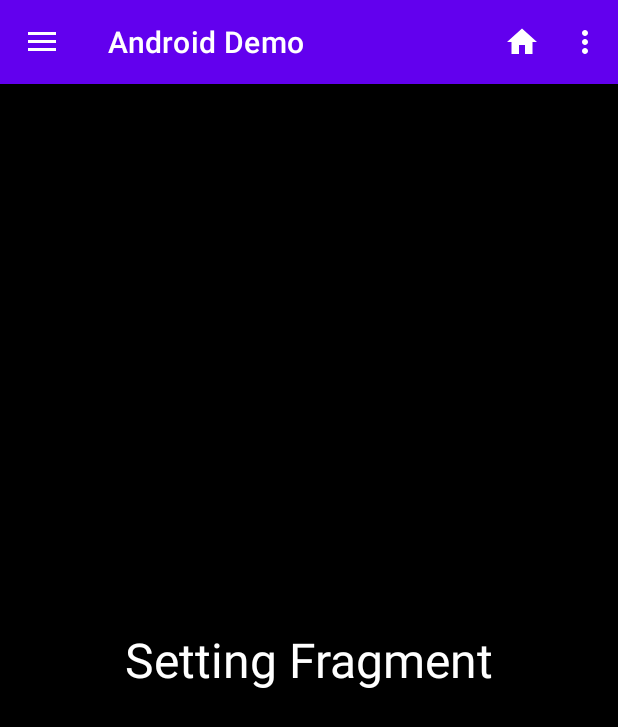
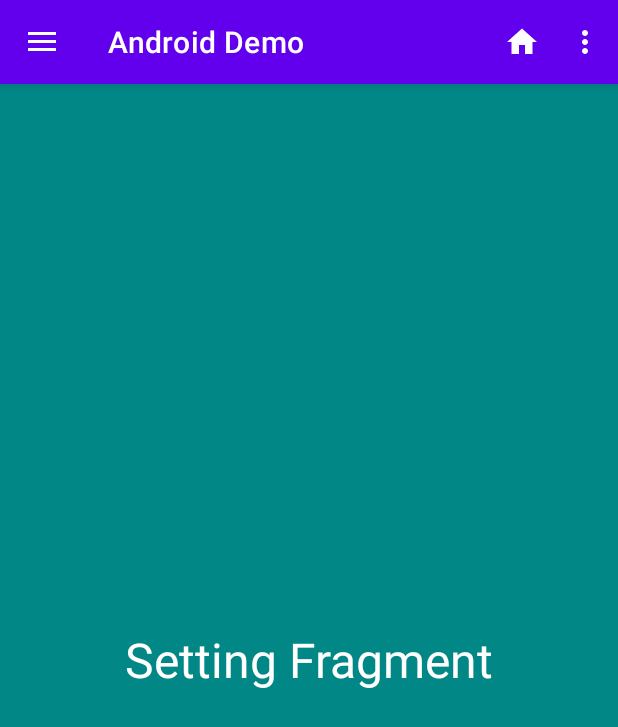
Before and after one commit to NiteshD1/AndroidConceptWithKotlin, an Android app: the SettingFragment screen opened through its navigation route, on a phone screen of 412 x 824 dp. Shown: the top 727 px of the screen. Run offline under Robolectric (Android 15) with nearby library versions, the light colour scheme and no system bars.

Commit message:
Changes Done

```diff
--- a/app/src/main/java/com/android/concept/HomeFragment.kt
+++ b/app/src/main/java/com/android/concept/HomeFragment.kt
@@ -14,7 +14,7 @@ import com.android.concept.databinding.FragmentHomeBinding
 
 class HomeFragment : Fragment() {
 
-    private lateinit var syncDataWithActivity: SyncDataWithActivity
+
     private lateinit var binding: FragmentHomeBinding
 
     override fun onAttach(context: Context) {
@@ -59,9 +59,7 @@ class HomeFragment : Fragment() {
 
     }
 
-    fun initializeInterfaceObject(syncDataWithActivity: SyncDataWithActivity){
-        this.syncDataWithActivity = syncDataWithActivity
-    }
+
 
     private fun addFragment(fragment: Fragment) {
 
--- a/app/src/main/java/com/android/concept/MainActivity.kt
+++ b/app/src/main/java/com/android/concept/MainActivity.kt
@@ -17,7 +17,7 @@ import com.android.concept.utils.Utils
 import com.google.android.material.navigation.NavigationView
 
 
-class MainActivity : AppCompatActivity(), View.OnClickListener,NavigationView.OnNavigationItemSelectedListener,SyncDataWithActivity {
+class MainActivity : AppCompatActivity(),NavigationView.OnNavigationItemSelectedListener {
 
     private lateinit var actionBarDrawerToggle: ActionBarDrawerToggle
     private lateinit var binding: ActivityMainBinding
@@ -32,28 +32,15 @@ class MainActivity : AppCompatActivity(), View.OnClickListener,NavigationView.On
         println("Activity : onCreate")
 
         supportActionBar?.title = "Android Demo"
-
-
         actionBarDrawerToggle =
             ActionBarDrawerToggle(this, binding.drawerLayout, R.string.nav_open, R.string.nav_close)
 
-        // pass the Open and Close toggle for the drawer layout listener
-        // to toggle the button
         binding.drawerLayout.addDrawerListener(actionBarDrawerToggle)
         actionBarDrawerToggle.syncState()
 
-        // to make the Navigation drawer icon always appear on the action bar
         supportActionBar?.setDisplayHomeAsUpEnabled(true)
 
         binding.navigationView.setNavigationItemSelectedListener(this)
-        fragmentManager.addFragmentOnAttachListener(
-            FragmentOnAttachListener{fragmentManager, fragment ->
-
-                if(fragment == fragmentManager.findFragmentByTag("home")){
-                    println("Home fragment is Attached")
-                }
-            }
-        )
 
     }
 
@@ -84,45 +71,8 @@ class MainActivity : AppCompatActivity(), View.OnClickListener,NavigationView.On
 
     }
 
-    private fun setupButtonListeners() {
-//        binding.buttonHome.setOnClickListener(this)
-//        binding.buttonFirst.setOnClickListener(this)
-//        binding.buttonSecond.setOnClickListener(this)
 
-    }
 
-//    private fun addFragment(fragment: Fragment) {
-//        fragmentTransaction = fragmentManager.beginTransaction()
-//
-//        if(fragment is HomeFragment){
-//            fragmentTransaction.add(R.id.frameLayout,fragment,"home")
-//            fragmentTransaction.addToBackStack("back_stack")
-//            fragment.initializeInterfaceObject(this)
-//        }else{
-//            fragmentTransaction.add(R.id.frameLayout,fragment)
-//            fragmentTransaction.addToBackStack("back_stack")
-//        }
-//
-//        fragmentTransaction.commit()
-//        println("Activity : addFragment Demo Fragment")
-//
-//    }
-//
-//    private fun replaceFragment(fragment: Fragment) {
-//        fragmentTransaction = fragmentManager.beginTransaction()
-//        fragmentTransaction.replace(R.id.frameLayout,fragment)
-//        fragmentTransaction.commit()
-//        println("Activity : replace Fragment")
-//
-//    }
-//
-//    private fun removeFragment(fragment: Fragment) {
-//        fragmentTransaction = fragmentManager.beginTransaction()
-//        fragmentTransaction.remove(fragment)
-//        fragmentTransaction.commit()
-//        println("Activity : replace Fragment")
-//
-//    }
 
     override fun onStart() {
         super.onStart()
@@ -161,22 +111,10 @@ class MainActivity : AppCompatActivity(), View.OnClickListener,NavigationView.On
             super.onBackPressed()
         }
 
-        //fragmentManager.popBackStack("back_stack", POP_BACK_STACK_INCLUSIVE)
     }
 
-    override fun onClick(v: View?) {
-//        if (v != null) {
-//            when(v.id){
-//                R.id.button_home -> addFragment(HomeFragment())
-//                R.id.button_first -> addFragment(FirstFragment())
-//                R.id.button_second -> addFragment(SecondFragment())
-//            }
-//        }
-    }
 
-    override fun demoFunction() {
-        println("Activity : Demo Function Called")
-    }
+
 
     override fun onNavigationItemSelected(item: MenuItem): Boolean {
         when(item.itemId){
--- a/app/src/main/java/com/android/concept/SyncDataWithActivity.kt
+++ /dev/null
@@ -1,5 +0,0 @@
-package com.android.concept
-
-interface SyncDataWithActivity {
-    fun demoFunction()
-}
--- a/app/src/main/res/layout/fragment_setting.xml
+++ b/app/src/main/res/layout/fragment_setting.xml
@@ -3,7 +3,7 @@
     xmlns:tools="http://schemas.android.com/tools"
     android:layout_width="match_parent"
     android:layout_height="match_parent"
-    android:background="@color/black"
+    android:background="@color/teal_700"
     tools:context=".SettingFragment">
 
     <!-- TODO: Update blank fragment layout -->
```
